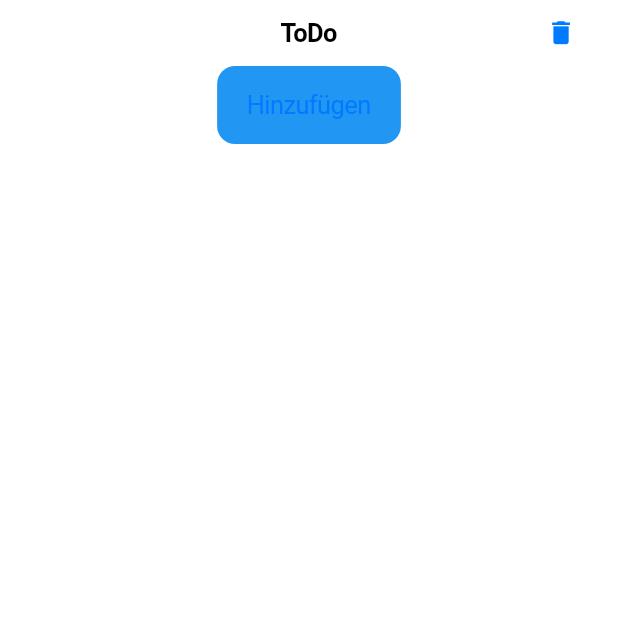
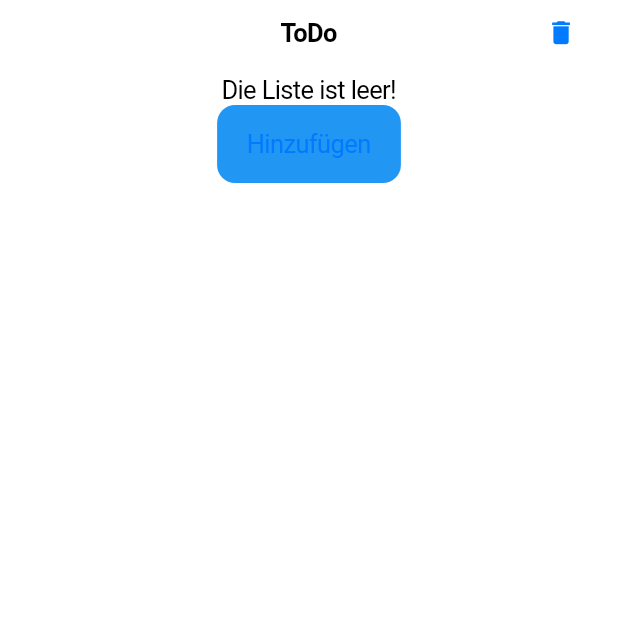
Before and after one commit to AstraNinja/ToDo, a Flutter app: the screen it shows after launch, on a phone screen of 412 x 824 dp, the top half of it. Run offline on Flutter 3.47's test engine with Material 2 defaults, Android fonts, the phone set to English and light mode, and no system bars; our stand-ins replace shared_preferences.

Commit message:
Fixed "No ToDo Elements" Text

```diff
--- a/lib/src/to_do_screen.dart
+++ b/lib/src/to_do_screen.dart
@@ -67,25 +67,25 @@ class _ToDoScreenState extends State<ToDoScreen> {
     return showDialog(
         context: context,
         builder: (BuildContext context) {
-          return AlertDialog(
+          return CupertinoAlertDialog(
             title: const Text('Füge einen Eintrag zu deiner Liste hinzu'),
-            content: TextField(
+            content: CupertinoTextField(
               controller: _textFieldController,
-              decoration: const InputDecoration(hintText: 'Name des Eintrages'),
             ),
-            actions: <Widget>[
-              TextButton(
+            actions: <CupertinoDialogAction>[
+              CupertinoDialogAction(
                 child: const Text('Hinzufügen'),
                 onPressed: () {
                   Navigator.of(context).pop();
                   _addTodoItem(_textFieldController.text);
                 },
               ),
-              TextButton(
-                child: const Text('Abbrechen'),
+              CupertinoDialogAction(
+                isDefaultAction: true,
                 onPressed: () {
                   Navigator.of(context).pop();
                 },
+                child: const Text('Abbrechen'),
               )
             ],
           );
@@ -131,16 +131,20 @@ class _ToDoScreenState extends State<ToDoScreen> {
           child: Icon(Icons.delete),
         ),
       ),
-      child: Column(children: [
-        ListView.builder(
+      child: Padding(
+        padding: const EdgeInsets.only(top: 50),
+        child: SizedBox.expand(
+          child: Column(
+              mainAxisAlignment: MainAxisAlignment.start,
+              crossAxisAlignment: CrossAxisAlignment.center,
+              children: [
+                _todoList.isEmpty
+                    ? Text("Die Liste ist leer!")
+                    : ListView.builder(
                         shrinkWrap: true,
                         itemCount: _todoList.length,
                         itemBuilder: ((context, index) {
-            if (_todoList.isEmpty) {
-              return Text("Die Liste ist leer!");
-            } else {
                           return toDoItem(_todoList[index], index);
-            }
                         }),
                       ),
                 CupertinoButton(
@@ -149,6 +153,8 @@ class _ToDoScreenState extends State<ToDoScreen> {
                   child: Text("Hinzufügen"),
                 ),
               ]),
+        ),
+      ),
       // floatingActionButton: FloatingActionButton(
       //   onPressed: () => _displayDialog(context),
       //   tooltip: 'Eintrag hinzufügen',
```
Lines whose indentation alone changed are shown as unchanged.
